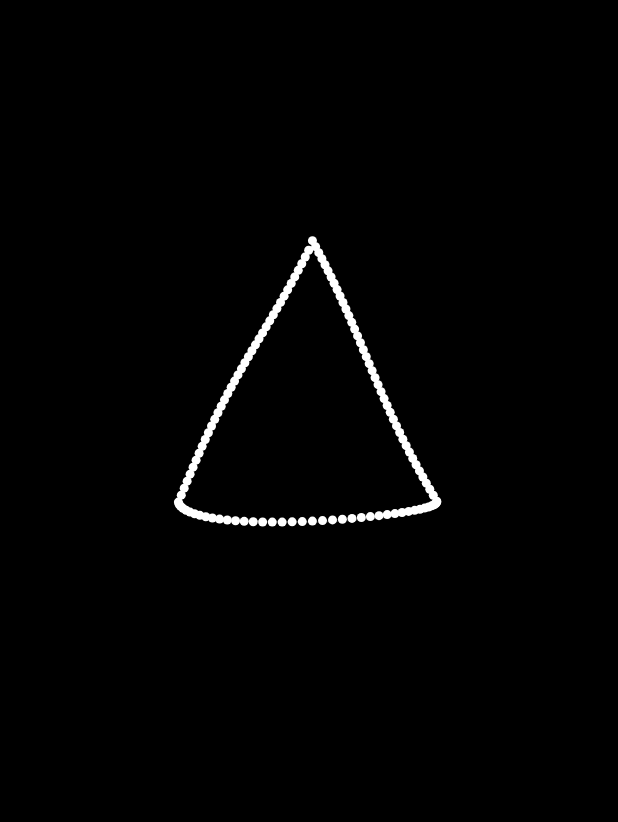
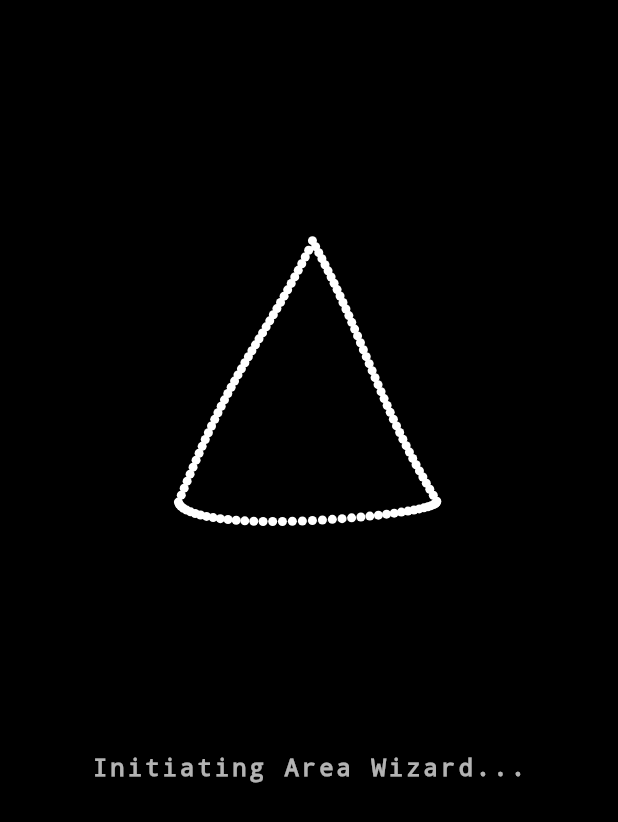
Before and after one commit to Talhaaism/flutter_calc, a Flutter app: the first screen one second after launch, on a phone screen of 412 x 824 dp. Shown: the top 822 px of the screen. Run offline on Flutter 3.47's test engine with Material 3 defaults, Android fonts, the phone set to English and light mode, and no system bars.

Commit message:
feat: setup app icon, rename to AreaWiz, and optimized startup animation

```diff
--- a/lib/main.dart
+++ b/lib/main.dart
@@ -19,7 +19,7 @@ class AreaApp extends StatelessWidget {
   Widget build(BuildContext context) {
     return MaterialApp(
       debugShowCheckedModeBanner: false,
-      title: 'Area Flux',
+      title: 'AreaWiz',
       theme: ThemeData(
         brightness: Brightness.dark,
         scaffoldBackgroundColor: Colors.black,
@@ -362,8 +362,8 @@ class _ShapeMorphScreenState extends State<ShapeMorphScreen>
   }
 
   void _runOpeningSequence() async {
-    // Speed up for intro (50% faster)
-    _morphController.duration = const Duration(milliseconds: 400);
+    // Speed up for intro (adjusted: 500ms)
+    _morphController.duration = const Duration(milliseconds: 500);
 
     // Defines the order of shapes for the loading animation
     final sequence = [
@@ -381,7 +381,7 @@ class _ShapeMorphScreenState extends State<ShapeMorphScreen>
         targetShape = shape;
       });
       _morphController.forward(from: 0);
-      await Future.delayed(const Duration(milliseconds: 450));
+      await Future.delayed(const Duration(milliseconds: 560));
     }
 
     if (!mounted) return;
@@ -482,6 +482,27 @@ class _ShapeMorphScreenState extends State<ShapeMorphScreen>
               },
             ),
           ),
+
+          // Intro Text
+          if (_isLoadingSequence)
+            Align(
+              alignment: Alignment.center,
+              child: Padding(
+                padding: const EdgeInsets.only(
+                  top: 200.0,
+                ), // Push it down a bit
+                child: Text(
+                  "Initiating Area Wizard...",
+                  style: TextStyle(
+                    color: Colors.white.withValues(alpha: 0.7),
+                    fontSize: 16,
+                    letterSpacing: 2,
+                    fontFamily: 'Courier',
+                    fontWeight: FontWeight.bold,
+                  ),
+                ),
+              ),
+            ),
 
           // 2. The Interaction Area (Bottom Half)
           if (!_isLoadingSequence)
```
Also changed, not shown: assets/icon/icon.png, 28 other files.
